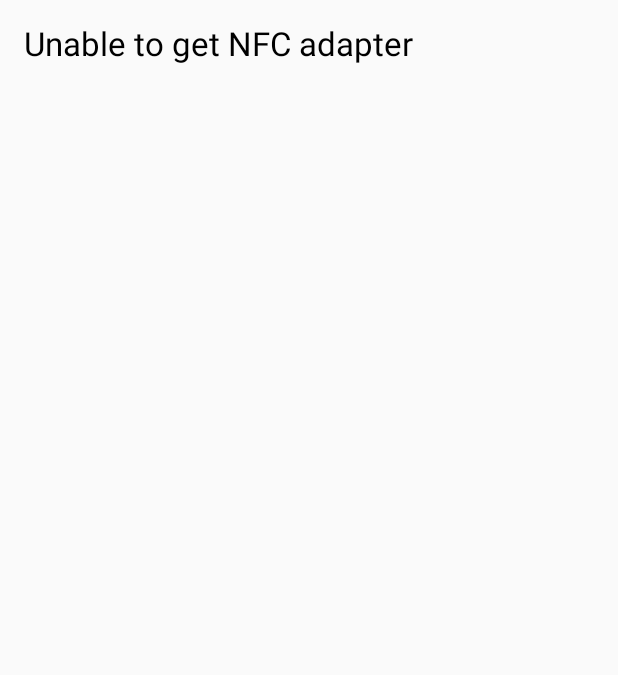
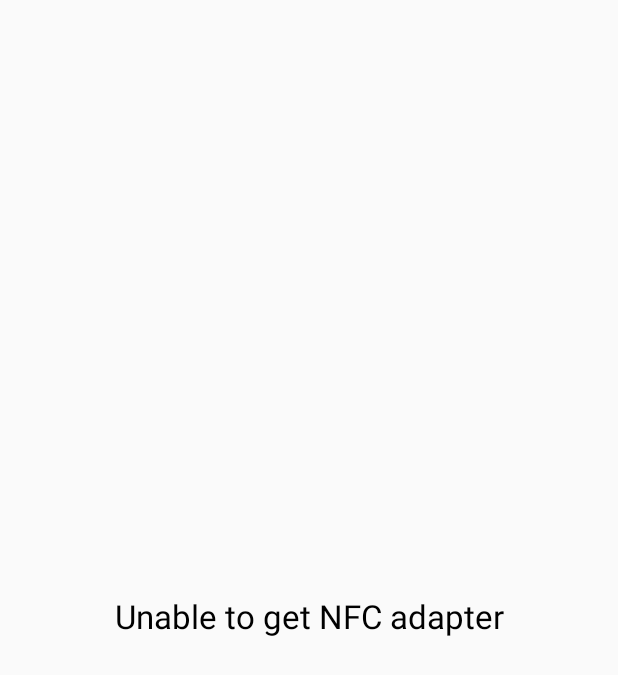
Before and after one commit to roopereku/nfc-attendance, an Android app built with Jetpack Compose: the screen it shows after launch (MainActivity), on a phone screen of 412 x 824 dp. Shown: the top 675 px of the screen. Run offline under Robolectric (Android 15) with nearby library versions, the phone set to English and light mode, and no system bars.

Commit message:
Work on endpoint UI

```diff
--- a/endpoint/app/src/main/java/com/example/attendanceendpoint/MainActivity.kt
+++ b/endpoint/app/src/main/java/com/example/attendanceendpoint/MainActivity.kt
@@ -11,25 +11,19 @@ import androidx.activity.ComponentActivity
 import androidx.activity.compose.setContent
 import androidx.compose.foundation.layout.Box
 import androidx.compose.foundation.layout.Column
+import androidx.compose.foundation.layout.fillMaxSize
 import androidx.compose.foundation.layout.fillMaxWidth
 import androidx.compose.foundation.layout.padding
-import androidx.compose.foundation.layout.wrapContentSize
-import androidx.compose.material.icons.Icons
-import androidx.compose.material.icons.filled.MoreVert
 import androidx.compose.material3.Button
-import androidx.compose.material3.DropdownMenu
 import androidx.compose.material3.DropdownMenuItem
 import androidx.compose.material3.ExperimentalMaterial3Api
 import androidx.compose.material3.ExposedDropdownMenuBox
 import androidx.compose.material3.ExposedDropdownMenuDefaults
-import androidx.compose.material3.Icon
-import androidx.compose.material3.IconButton
 import androidx.compose.material3.MaterialTheme.typography
 import androidx.compose.material3.OutlinedTextField
 import androidx.compose.material3.Text
 import androidx.compose.material3.TextField
 import androidx.compose.runtime.Composable
-import androidx.compose.runtime.LaunchedEffect
 import androidx.compose.runtime.getValue
 import androidx.compose.runtime.mutableStateOf
 import androidx.compose.runtime.remember
@@ -39,12 +33,8 @@ import androidx.compose.ui.Modifier
 import androidx.compose.ui.platform.LocalContext
 import androidx.compose.ui.text.style.TextAlign
 import androidx.compose.ui.unit.dp
-import kotlinx.coroutines.delay
-import org.json.JSONArray
 import org.json.JSONObject
-import java.io.BufferedReader
 import java.io.FileNotFoundException
-import java.io.InputStreamReader
 import java.io.OutputStreamWriter
 import java.net.HttpURLConnection
 import java.net.URL
@@ -355,6 +345,7 @@ fun ConfigureConnection() {
 
     var text by remember { mutableStateOf(default) }
 
+    Centered {
         Column {
             OutlinedTextField(
                 value = text,
@@ -370,8 +361,7 @@ fun ConfigureConnection() {
                 var json = "{}"
 
                 // If an ID is already stored, send it to the backend.
-            if(prefs.contains("EndpointID"))
-            {
+                if (prefs.contains("EndpointID")) {
                     json = """
                 {
                     "endpointId" : "${prefs.getString("EndpointID", "")}"
@@ -382,7 +372,7 @@ fun ConfigureConnection() {
                 sendPostRequest("$text/endpoint/register", json) { http, result ->
                     println("Got response ${http.responseCode}")
 
-                when(http.responseCode) {
+                    when (http.responseCode) {
                         401 -> {
                             (context as MainActivity).showBlocked()
                         }
@@ -417,6 +407,7 @@ fun ConfigureConnection() {
             }
         }
     }
+}
 
 @Composable
 fun ConfigureCourse(courses: JSONObject) {
@@ -428,9 +419,11 @@ fun ConfigureCourse(courses: JSONObject) {
         courseNames.add("${courseData.getString("courseName")} ($key)")
     }
 
-    if(courseNames.isEmpty()) {
+    Centered {
+
+        if (courseNames.isEmpty()) {
             Text("No courses available")
-        return
+            return@Centered
         }
 
         var selectedId: String? = null
@@ -438,8 +431,7 @@ fun ConfigureCourse(courses: JSONObject) {
         Column {
             ShowDropDownMenu(courseNames, "Select a course") { item, index ->
                 courses.keys().withIndex().forEach {
-                if(it.index == index)
-                {
+                    if (it.index == index) {
                         selectedId = it.value
                     }
                 }
@@ -467,7 +459,7 @@ fun ConfigureCourse(courses: JSONObject) {
             """.trimIndent()
 
                 sendPostRequest("$address/endpoint/join", json) { http, result ->
-                when(http.responseCode) {
+                    when (http.responseCode) {
                         // If the endpoint successfully joins a course, start accepting NFC tags.
                         200 -> {
                             (context as MainActivity).startAcceptingTags()
@@ -486,6 +478,7 @@ fun ConfigureCourse(courses: JSONObject) {
                 }
             }) {
                 Text("Join course")
+            }
         }
     }
 }
@@ -537,13 +530,10 @@ fun ShowDropDownMenu(strings: List<String>, initial: String, onSelected: (String
 }
 
 @Composable
-fun stateChanged(newState: String) {
-    LargeText(newState)
+fun StandbyMode() {
+    Centered {
+        LargeText("Scan your NFC tag")
     }
-
-@Composable
-fun StandbyMode() {
-    LargeText("Scan your NFC tag")
 }
 
 @Composable
@@ -558,5 +548,19 @@ fun LargeText(text: String) {
 
 @Composable
 fun InvalidAdapter(reason: String) {
+    Centered {
         LargeText(reason)
     }
+}
+
+@Composable
+fun Centered(content: @Composable() () -> Unit) {
+    Box(
+        modifier = Modifier
+            .fillMaxSize()
+            .padding(16.dp),
+        contentAlignment = Alignment.Center
+    ) {
+        content()
+    }
+}
```
Lines whose indentation alone changed are shown as unchanged.
